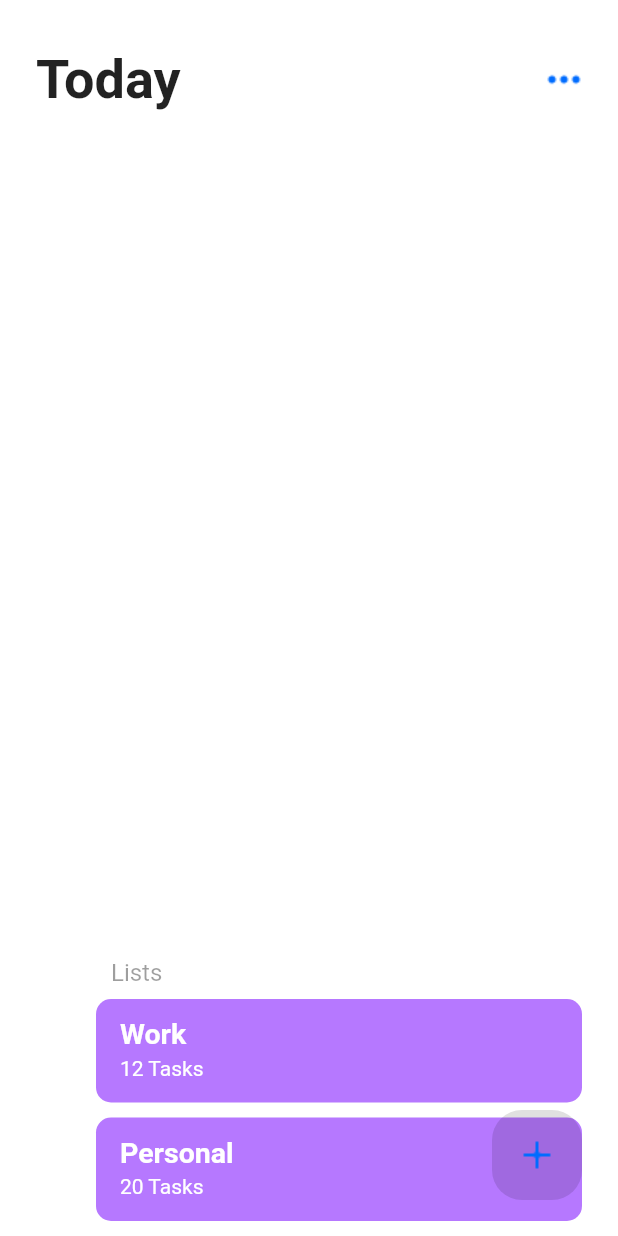
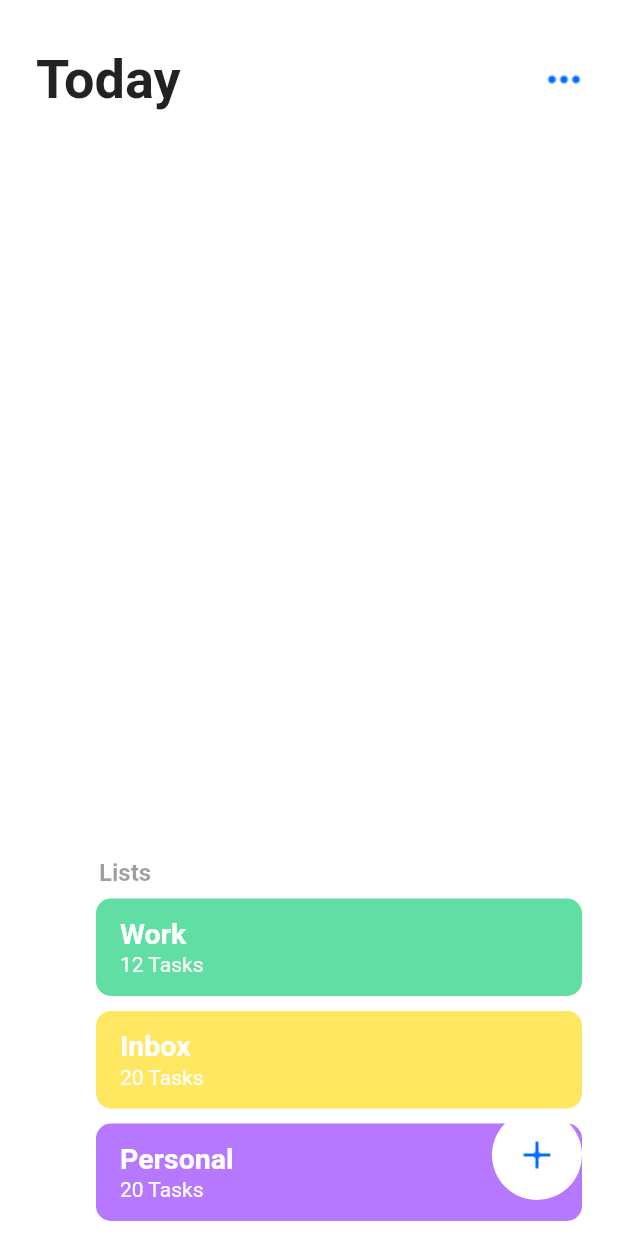
Before and after one commit to wile44/Todas_app, a Flutter app: the screen it shows after launch, on a phone screen of 412 x 824 dp. Run offline on Flutter 3.47's test engine with Material 2 defaults, Android fonts, the phone set to English and light mode, and no system bars; our stand-ins replace sqflite; accounts and stored records are empty.

Commit message:
Refactoring of Homepage

```diff
--- a/lib/screens/homepage.dart
+++ b/lib/screens/homepage.dart
@@ -54,12 +54,12 @@ class _HomepageState extends State<Homepage> {
           width: 60.0,
           height: 60.0,
           decoration: BoxDecoration(
-              borderRadius: BorderRadius.circular(20.0),
+              borderRadius: BorderRadius.circular(64.0),
               // gradient: LinearGradient(
               //     begin: Alignment(0.0, -1.0),
               //     end: Alignment(0.0, 1.0),
               //   colors: [Color(0xFF7349FE), Color(0xFF643FDB)]),
-              color: Colors.black12),
+              color: Colors.white),
           child: Image(image: AssetImage('assets/images/Plus.png')),
         ),
         onTap: () {
@@ -111,22 +111,29 @@ class _HomepageState extends State<Homepage> {
                   ),
                   _taskListBuilder(),
                   Padding(
-                    padding: const EdgeInsets.fromLTRB(50, 10, 8, 8),
+                    padding: const EdgeInsets.fromLTRB(42, 10, 8, 8),
                     child: Text(
                       "Lists",
                       style: TextStyle(
-                        color: Colors.black38,
-                        fontSize: 16.0,
-                      ),
+                          color: Colors.black38,
+                          fontSize: 16.0,
+                          fontWeight: FontWeight.bold),
                     ),
                   ),
                   ListWidget(
                     title: "Work",
                     taskNumber: "12",
+                    colorCode: 0xFF61DEA4,
+                  ),
+                  ListWidget(
+                    title: "Inbox",
+                    taskNumber: "20",
+                    colorCode: 0xFFFFE761,
                   ),
                   ListWidget(
                     title: "Personal",
                     taskNumber: "20",
+                    colorCode: 0xFFB678FF,
                   ),
                 ],
               ),
--- a/lib/widget/taskcardwidget.dart
+++ b/lib/widget/taskcardwidget.dart
@@ -130,7 +130,8 @@ class TaskCardTesting extends StatelessWidget {
 class ListWidget extends StatelessWidget {
   final String title;
   final String taskNumber;
-  ListWidget({this.title, this.taskNumber});
+  final int colorCode;
+  ListWidget({this.title, this.taskNumber, this.colorCode});
 
   @override
   Widget build(BuildContext context) {
@@ -146,9 +147,9 @@ class ListWidget extends StatelessWidget {
               top: 12.0,
               bottom: 13.0,
             ),
-            height: 69.0,
+            height: 65.0,
             decoration: BoxDecoration(
-                color: Color(0xFFB678FF),
+                color: Color(colorCode),
                 borderRadius: BorderRadius.circular(10.0)),
             width: double.infinity,
             child: Column(
@@ -161,7 +162,7 @@ class ListWidget extends StatelessWidget {
                       fontWeight: FontWeight.bold,
                       color: Colors.white),
                 ),
-                SizedBox(height: 4),
+                SizedBox(height: 2),
                 Text(
                   taskNumber + " Tasks",
                   style: TextStyle(
```
